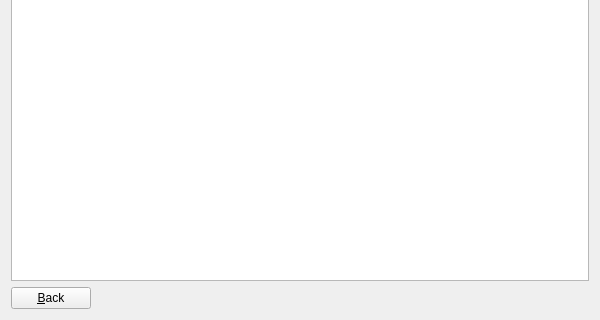
The window that settingsframe.ui (EthanChappel/HQ-Animate) describes before a commit, drawn with Qt 5; both pictures show x 0 to 600 and y 280 to 600 of the 600 by 600 pixel window.
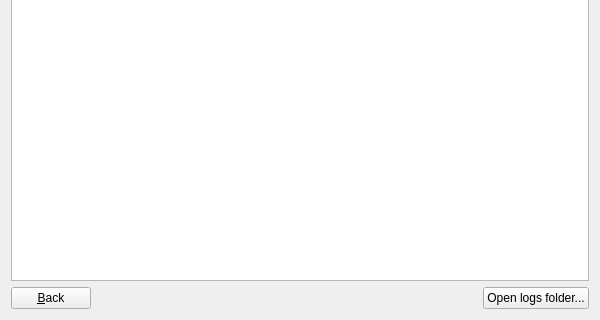
The same window after the commit.

Commit message: Add button for opening logs folder.

Diff of the .ui file:
```diff
--- a/settingsframe.ui
+++ b/settingsframe.ui
@@ -65,6 +65,8 @@
     </widget>
    </item>
    <item>
+    <layout class="QHBoxLayout" name="horizontalLayout_2">
+     <item>
     <widget class="QPushButton" name="back_button">
      <property name="sizePolicy">
       <sizepolicy hsizetype="Fixed" vsizetype="Fixed">
@@ -76,6 +78,28 @@
       <string>&amp;Back</string>
      </property>
     </widget>
+     </item>
+     <item>
+      <spacer name="horizontalSpacer">
+       <property name="orientation">
+        <enum>Qt::Orientation::Horizontal</enum>
+       </property>
+       <property name="sizeHint" stdset="0">
+        <size>
+         <width>40</width>
+         <height>20</height>
+        </size>
+       </property>
+      </spacer>
+     </item>
+     <item>
+      <widget class="QPushButton" name="open_logs_button">
+       <property name="text">
+        <string>Open logs folder...</string>
+       </property>
+      </widget>
+     </item>
+    </layout>
    </item>
   </layout>
  </widget>
```
Lines whose indentation alone changed are shown as unchanged. The commit also changes 2 other files.
